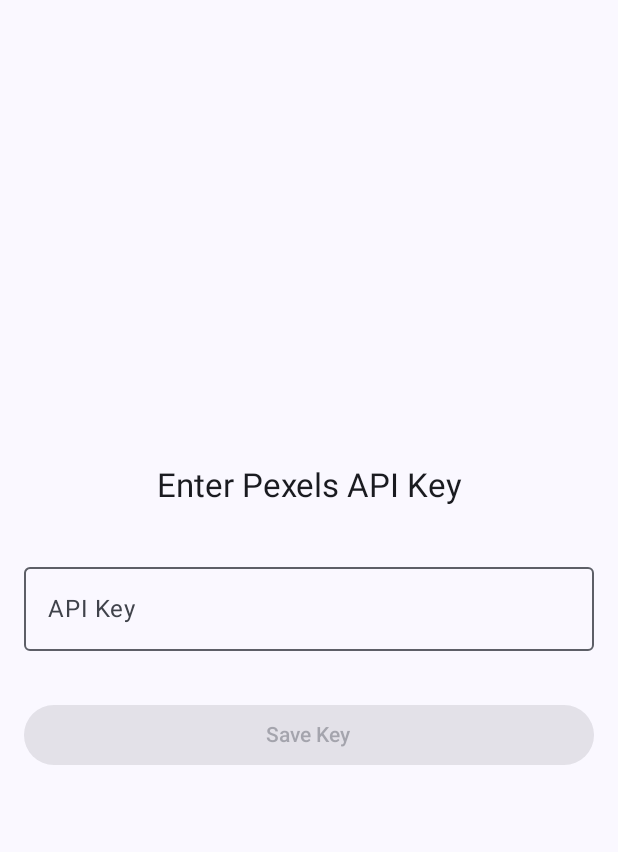
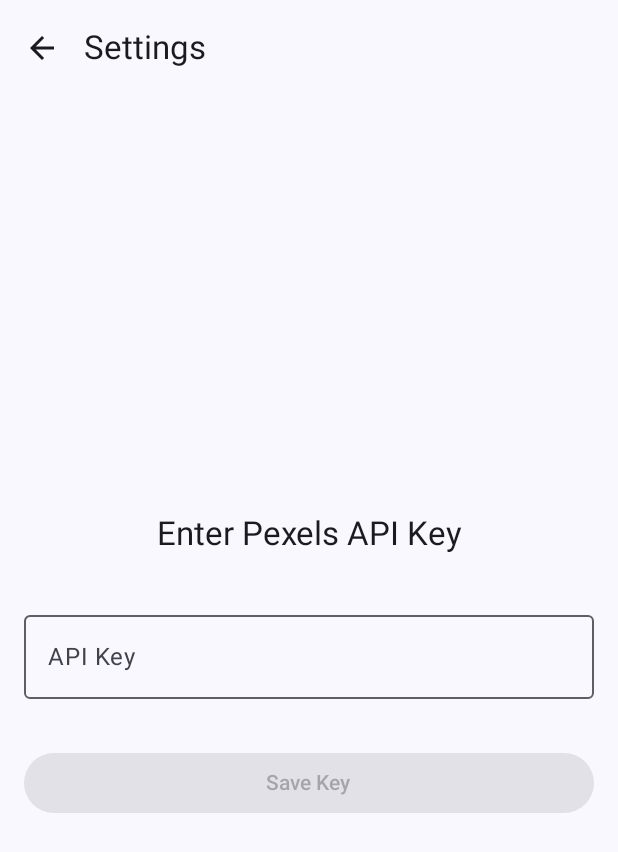
Before and after one commit to tejada/gallery-app, an Android app built with Jetpack Compose: the ApiKeyScreen screen opened through its navigation route, on a phone screen of 412 x 824 dp. Shown: the top 852 px of the screen. Run offline under Robolectric (Android 15) with nearby library versions, the phone set to English and light mode, and no system bars; our stand-ins replace Dagger/Hilt's generated code.

Commit message:
Revert commit. Add settings screen add README.md

```diff
--- a/app/src/main/java/com/danitejada/gallery_app/navigation/AppNavigation.kt
+++ b/app/src/main/java/com/danitejada/gallery_app/navigation/AppNavigation.kt
@@ -25,7 +25,11 @@ fun AppNavigation(startDestination: Any) {
           navController.navigate(PhotoListDestination) {
             popUpTo<ApiKeyDestination> { inclusive = true }
           }
-        }
+        },
+        onBackClick = {
+          navController.popBackStack()
+        },
+        navController = navController
       )
     }
 
--- a/core_data/src/main/java/com/danitejada/core/data/remote/dto/PhotosResponseDto.kt
+++ b/core_data/src/main/java/com/danitejada/core/data/remote/dto/PhotosResponseDto.kt
@@ -3,6 +3,9 @@ package com.danitejada.core.data.remote.dto
 import kotlinx.serialization.SerialName
 import kotlinx.serialization.Serializable
 
+/**
+ * Represents the JSON structure of a successful response from the Pexels API.
+ */
 @Serializable
 data class PhotosResponseDto(
   val page: Int,
--- a/core_data/src/main/java/com/danitejada/core/data/remote/paging/PhotosPagingSource.kt
+++ b/core_data/src/main/java/com/danitejada/core/data/remote/paging/PhotosPagingSource.kt
@@ -35,7 +35,9 @@ class PhotosPagingSource(
         prevKey = if (page == 1) null else page - 1,
         nextKey = if (response.nextPage == null) null else page + 1
       )
-    } catch (exception: IOException) {
+    } catch (exception: Exception) {
+      // Any exception thrown in the try block (network, parsing, DB, etc.)
+      // is caught here and converted into a state that the UI can handle.
       return LoadResult.Error(exception)
     }
   }
--- a/feature_photos/src/main/res/values/strings.xml
+++ b/feature_photos/src/main/res/values/strings.xml
@@ -2,4 +2,8 @@
   <string name="app_name">feature_photos</string>
   <string name="photo_list_title">Photos</string>
   <string name="photo_details_title">Photo Details</string>
+  <string name="settings_button">Settings</string>
+  <string name="retry_button">Retry</string>
+  <string name="error_occurred">An error occurred</string>
+  <string name="no_photos_found">No photos found</string>
 </resources>
--- a/feature_settings/src/main/java/com/danitejada/feature/settings/apikey/ApiKeyScreen.kt
+++ b/feature_settings/src/main/java/com/danitejada/feature/settings/apikey/ApiKeyScreen.kt
@@ -4,13 +4,26 @@ import androidx.compose.foundation.layout.Arrangement
 import androidx.compose.foundation.layout.Column
 import androidx.compose.foundation.layout.fillMaxSize
 import androidx.compose.foundation.layout.fillMaxWidth
+import androidx.compose.foundation.layout.imePadding
 import androidx.compose.foundation.layout.padding
 import androidx.compose.foundation.layout.size
+import androidx.compose.foundation.rememberScrollState
+import androidx.compose.foundation.text.KeyboardActions
+import androidx.compose.foundation.text.KeyboardOptions
+import androidx.compose.foundation.verticalScroll
+import androidx.compose.material.icons.Icons
+import androidx.compose.material.icons.automirrored.filled.ArrowBack
+import androidx.compose.material.icons.filled.Settings
 import androidx.compose.material3.Button
 import androidx.compose.material3.CircularProgressIndicator
+import androidx.compose.material3.ExperimentalMaterial3Api
+import androidx.compose.material3.Icon
+import androidx.compose.material3.IconButton
 import androidx.compose.material3.MaterialTheme
 import androidx.compose.material3.OutlinedTextField
+import androidx.compose.material3.Scaffold
 import androidx.compose.material3.Text
+import androidx.compose.material3.TopAppBar
 import androidx.compose.runtime.Composable
 import androidx.compose.runtime.LaunchedEffect
 import androidx.compose.runtime.getValue
@@ -19,36 +32,68 @@ import androidx.compose.runtime.remember
 import androidx.compose.runtime.setValue
 import androidx.compose.ui.Alignment
 import androidx.compose.ui.Modifier
+import androidx.compose.ui.platform.LocalFocusManager
+import androidx.compose.ui.platform.LocalSoftwareKeyboardController
 import androidx.compose.ui.res.stringResource
+import androidx.compose.ui.text.input.ImeAction
+import androidx.compose.ui.text.input.KeyboardType
 import androidx.compose.ui.unit.dp
 import androidx.lifecycle.compose.collectAsStateWithLifecycle
+import androidx.navigation.NavController
 import com.danitejada.feature.settings.R
 
+@OptIn(ExperimentalMaterial3Api::class)
 @Composable
 fun ApiKeyScreen(
   viewModel: ApiKeyViewModel,
-  onApiKeySaved: () -> Unit
+  onApiKeySaved: () -> Unit,
+  onBackClick: () -> Unit,
+  navController: NavController
 ) {
   val uiState by viewModel.uiState.collectAsStateWithLifecycle()
   var apiKeyInput by remember { mutableStateOf("") }
 
+  val scrollState = rememberScrollState()
+  val focusManager = LocalFocusManager.current
+  val keyboardController = LocalSoftwareKeyboardController.current
+  val canNavigateBack = navController.previousBackStackEntry != null
+
   LaunchedEffect(uiState) {
     if (uiState is ApiKeyUiState.Success && (uiState as ApiKeyUiState.Success).apiKey.isNotBlank()) {
       onApiKeySaved()
-      // Optionally reset to Idle to prevent re-triggering
       viewModel.resetUiState()
     }
   }
 
+  Scaffold(
+    topBar = {
+      TopAppBar(
+        title = { Text(stringResource(id = R.string.settings_title)) },
+        navigationIcon = {
+          if (canNavigateBack) {
+            IconButton(onClick = onBackClick) {
+              Icon(
+                Icons.AutoMirrored.Filled.ArrowBack,
+                contentDescription = "Back"
+              )
+            }
+          }
+        }
+      )
+    }
+  ) { paddingValues ->
     Column(
       modifier = Modifier
+        .padding(paddingValues)
         .fillMaxSize()
-      .padding(16.dp),
+        .padding(16.dp)
+        .verticalScroll(scrollState)
+        .imePadding(),
       horizontalAlignment = Alignment.CenterHorizontally,
       verticalArrangement = Arrangement.Center
     ) {
       Text(
-      text = stringResource(R.string.api_key_screen_title),
+        text = stringResource(R.string.api_key_screen_blurb),
         style = MaterialTheme.typography.titleLarge,
         modifier = Modifier.padding(bottom = 32.dp)
       )
@@ -57,7 +102,22 @@ fun ApiKeyScreen(
         value = apiKeyInput,
         onValueChange = { apiKeyInput = it },
         label = { Text(stringResource(R.string.api_key_label)) },
-      // Remove PasswordVisualTransformation for better UX
+        singleLine = true,
+        keyboardOptions = KeyboardOptions(
+          imeAction = ImeAction.Done,
+          keyboardType = KeyboardType.Text
+        ),
+        keyboardActions = KeyboardActions(
+          onDone = {
+            if (apiKeyInput.isNotBlank() &&
+              (uiState is ApiKeyUiState.Idle || uiState is ApiKeyUiState.Error)
+            ) {
+              viewModel.saveApiKey(apiKeyInput)
+              focusManager.clearFocus()
+              keyboardController?.hide()
+            }
+          }
+        ),
         modifier = Modifier
           .fillMaxWidth()
           .padding(bottom = 16.dp),
@@ -73,8 +133,13 @@ fun ApiKeyScreen(
       )
 
       Button(
-      onClick = { viewModel.saveApiKey(apiKeyInput) },
-      enabled = apiKeyInput.isNotBlank() && (uiState is ApiKeyUiState.Idle || uiState is ApiKeyUiState.Error),
+        onClick = {
+          focusManager.clearFocus()
+          keyboardController?.hide()
+          viewModel.saveApiKey(apiKeyInput)
+        },
+        enabled = apiKeyInput.isNotBlank() &&
+            (uiState is ApiKeyUiState.Idle || uiState is ApiKeyUiState.Error),
         modifier = Modifier.fillMaxWidth()
       ) {
         if (uiState is ApiKeyUiState.Loading) {
@@ -89,3 +154,4 @@ fun ApiKeyScreen(
       }
     }
   }
+}
--- a/feature_settings/src/main/java/com/danitejada/feature/settings/apikey/ApiKeyViewModel.kt
+++ b/feature_settings/src/main/java/com/danitejada/feature/settings/apikey/ApiKeyViewModel.kt
@@ -69,8 +69,8 @@ class ApiKeyViewModel @Inject constructor(
    * Basic validation for Pexels API key format
    */
   private fun isValidApiKeyFormat(apiKey: String): Boolean {
-    // Pexels API keys are typically 39-40 characters long, alphanumeric
-    return apiKey.length in 30..50 && apiKey.matches(Regex("^[a-zA-Z0-9]+$"))
+    // Pexels API keys are typically 39-60 characters long, alphanumeric
+    return apiKey.length in 30..80 && apiKey.matches(Regex("^[a-zA-Z0-9]+$"))
   }
 
   /**
--- a/feature_settings/src/main/res/values/strings.xml
+++ b/feature_settings/src/main/res/values/strings.xml
@@ -1,6 +1,7 @@
 <resources>
   <string name="app_name">feature_settings</string>
-  <string name="api_key_screen_title">Enter Pexels API Key</string>
+  <string name="settings_title">Settings</string>
+  <string name="api_key_screen_blurb">Enter Pexels API Key</string>
   <string name="api_key_label">API Key</string>
   <string name="save_key_button">Save Key</string>
 
```
Also changed, not shown: core_data/src/main/java/com/danitejada/core/data/remote/dto/ErrorResponse.kt (added, +13 -0 lines), core_data/src/main/java/com/danitejada/core/data/remote/service/PhotosService.kt (+34 -4 lines), feature_photos/src/main/java/com/danitejada/feature/photos/photos/list/PhotoListScreen.kt (+6 -6 lines), 2 other files. Lines whose indentation alone changed are shown as unchanged.
